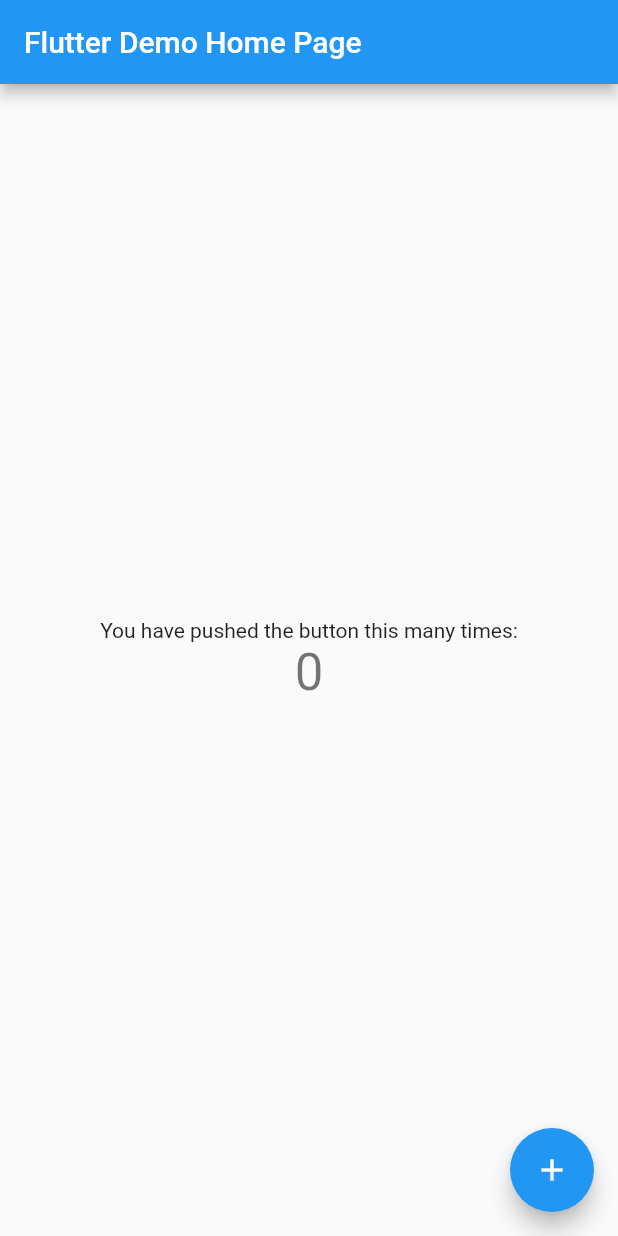
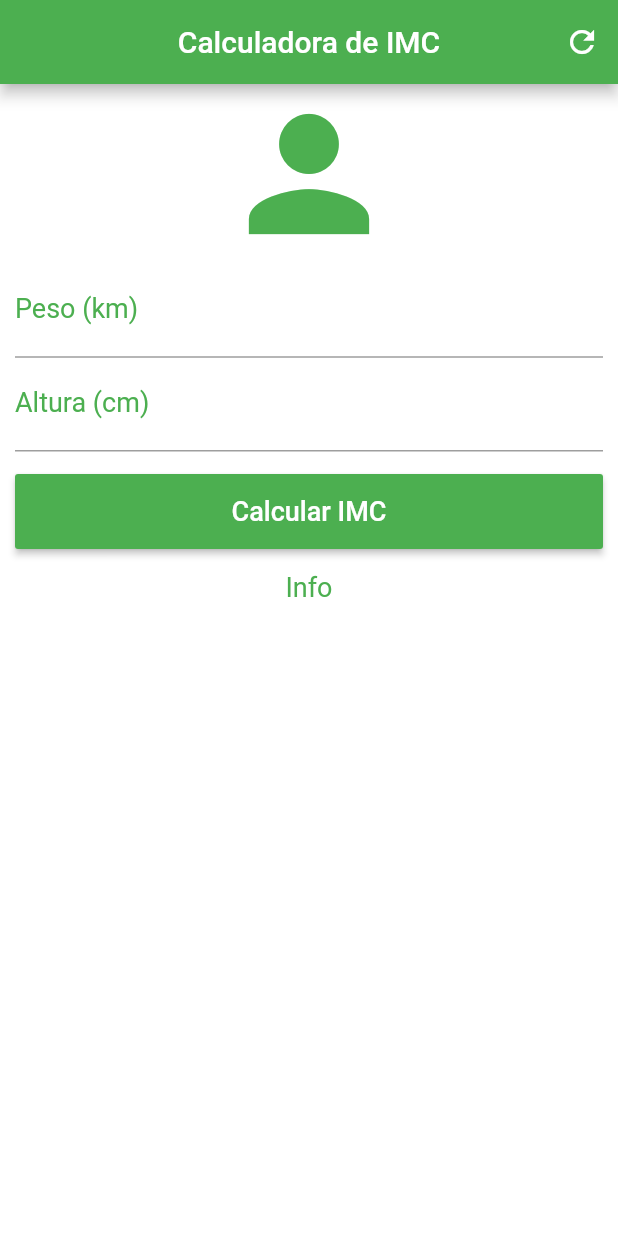
Before and after one commit to jeftarmascarenhas/imcAppFlutter, a Flutter app: the screen it shows after launch, on a phone screen of 412 x 824 dp. Run offline on Flutter 3.47's test engine with Material 2 defaults, Android fonts, the phone set to English and light mode, and no system bars.

Commit message:
layout static created

```diff
--- a/lib/main.dart
+++ b/lib/main.dart
@@ -1,117 +1,76 @@
 import 'package:flutter/material.dart';
 
 void main() {
-  runApp(MyApp());
+  runApp(MaterialApp(
+    home: Home(),
+  ));
 }
 
-class MyApp extends StatelessWidget {
-  // This widget is the root of your application.
+class Home extends StatefulWidget {
+  @override
+  _HomeState createState() => _HomeState();
+}
+
+class _HomeState extends State<Home> {
   @override
   Widget build(BuildContext context) {
-    return MaterialApp(
-      title: 'Flutter Demo',
-      theme: ThemeData(
-        // This is the theme of your application.
-        //
-        // Try running your application with "flutter run". You'll see the
-        // application has a blue toolbar. Then, without quitting the app, try
-        // changing the primarySwatch below to Colors.green and then invoke
-        // "hot reload" (press "r" in the console where you ran "flutter run",
-        // or simply save your changes to "hot reload" in a Flutter IDE).
-        // Notice that the counter didn't reset back to zero; the application
-        // is not restarted.
-        primarySwatch: Colors.blue,
-        // This makes the visual density adapt to the platform that you run
-        // the app on. For desktop platforms, the controls will be smaller and
-        // closer together (more dense) than on mobile platforms.
-        visualDensity: VisualDensity.adaptivePlatformDensity,
-      ),
-      home: MyHomePage(title: 'Flutter Demo Home Page'),
-    );
+    return Scaffold(
+        appBar: AppBar(
+          title: Text("Calculadora de IMC"),
+          centerTitle: true,
+          backgroundColor: Colors.green,
+          actions: <Widget>[
+            IconButton(icon: Icon(Icons.refresh), onPressed: () {})
+          ],
+        ),
+        backgroundColor: Colors.white,
+        body: SingleChildScrollView(
+          padding: EdgeInsets.fromLTRB(10.0, 0.0, 10.0, 0.0),
+          child: Column(
+            crossAxisAlignment: CrossAxisAlignment.stretch,
+            children: <Widget>[
+              Icon(
+                Icons.person,
+                size: 120,
+                color: Colors.green,
+              ),
+              TextField(
+                keyboardType: TextInputType.number,
+                decoration: InputDecoration(
+                  labelText: "Peso (km)",
+                  labelStyle: TextStyle(color: Colors.green),
+                ),
+                style: TextStyle(color: Colors.green, fontSize: 18.0),
+              ),
+              TextField(
+                keyboardType: TextInputType.number,
+                decoration: InputDecoration(
+                  labelText: "Altura (cm)",
+                  labelStyle: TextStyle(color: Colors.green),
+                ),
+                style: TextStyle(color: Colors.green, fontSize: 18.0),
+              ),
+              Padding(
+                padding: EdgeInsets.only(top: 15.0, bottom: 15.0),
+                child: Container(
+                  height: 50.0,
+                  child: RaisedButton(
+                    child: Text(
+                      "Calcular IMC",
+                      style: TextStyle(color: Colors.white, fontSize: 18.0),
+                    ),
+                    onPressed: () {},
+                    color: Colors.green,
+                  ),
+                ),
+              ),
+              Text(
+                "Info",
+                textAlign: TextAlign.center,
+                style: TextStyle(color: Colors.green, fontSize: 18.0),
+              )
+            ],
+          ),
+        ));
   }
 }
-
-class MyHomePage extends StatefulWidget {
-  MyHomePage({Key key, this.title}) : super(key: key);
-
-  // This widget is the home page of your application. It is stateful, meaning
-  // that it has a State object (defined below) that contains fields that affect
-  // how it looks.
-
-  // This class is the configuration for the state. It holds the values (in this
-  // case the title) provided by the parent (in this case the App widget) and
-  // used by the build method of the State. Fields in a Widget subclass are
-  // always marked "final".
-
-  final String title;
-
-  @override
-  _MyHomePageState createState() => _MyHomePageState();
-}
-
-class _MyHomePageState extends State<MyHomePage> {
-  int _counter = 0;
-
-  void _incrementCounter() {
-    setState(() {
-      // This call to setState tells the Flutter framework that something has
-      // changed in this State, which causes it to rerun the build method below
-      // so that the display can reflect the updated values. If we changed
-      // _counter without calling setState(), then the build method would not be
-      // called again, and so nothing would appear to happen.
-      _counter++;
-    });
-  }
-
-  @override
-  Widget build(BuildContext context) {
-    // This method is rerun every time setState is called, for instance as done
-    // by the _incrementCounter method above.
-    //
-    // The Flutter framework has been optimized to make rerunning build methods
-    // fast, so that you can just rebuild anything that needs updating rather
-    // than having to individually change instances of widgets.
-    return Scaffold(
-      appBar: AppBar(
-        // Here we take the value from the MyHomePage object that was created by
-        // the App.build method, and use it to set our appbar title.
-        title: Text(widget.title),
-      ),
-      body: Center(
-        // Center is a layout widget. It takes a single child and positions it
-        // in the middle of the parent.
-        child: Column(
-          // Column is also a layout widget. It takes a list of children and
-          // arranges them vertically. By default, it sizes itself to fit its
-          // children horizontally, and tries to be as tall as its parent.
-          //
-          // Invoke "debug painting" (press "p" in the console, choose the
-          // "Toggle Debug Paint" action from the Flutter Inspector in Android
-          // Studio, or the "Toggle Debug Paint" command in Visual Studio Code)
-          // to see the wireframe for each widget.
-          //
-          // Column has various properties to control how it sizes itself and
-          // how it positions its children. Here we use mainAxisAlignment to
-          // center the children vertically; the main axis here is the vertical
-          // axis because Columns are vertical (the cross axis would be
-          // horizontal).
-          mainAxisAlignment: MainAxisAlignment.center,
-          children: <Widget>[
-            Text(
-              'You have pushed the button this many times:',
-            ),
-            Text(
-              '$_counter',
-              style: Theme.of(context).textTheme.headline4,
-            ),
-          ],
-        ),
-      ),
-      floatingActionButton: FloatingActionButton(
-        onPressed: _incrementCounter,
-        tooltip: 'Increment',
-        child: Icon(Icons.add),
-      ), // This trailing comma makes auto-formatting nicer for build methods.
-    );
-  }
-}
```
Also changed, not shown: 1 other file.
